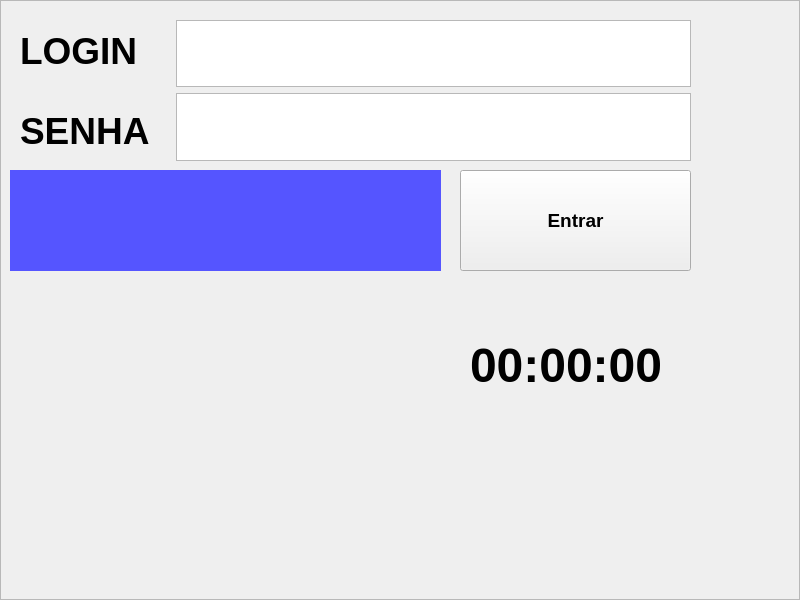
This is view/telaSistema.ui in WalterSilva5/configurar-brilho-linux as Qt 5 draws it before an edit. The edited form follows.
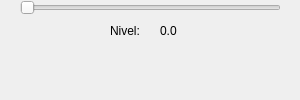
This is the edited form.

Diff of the .ui file:
```diff
--- a/view/telaSistema.ui
+++ b/view/telaSistema.ui
@@ -6,8 +6,8 @@
    <rect>
     <x>0</x>
     <y>0</y>
-    <width>800</width>
-    <height>600</height>
+    <width>300</width>
+    <height>100</height>
    </rect>
   </property>
   <property name="sizePolicy">
@@ -18,198 +18,70 @@
   </property>
   <property name="minimumSize">
    <size>
-    <width>800</width>
-    <height>600</height>
+    <width>300</width>
+    <height>100</height>
    </size>
   </property>
   <property name="maximumSize">
    <size>
-    <width>800</width>
-    <height>600</height>
+    <width>300</width>
+    <height>100</height>
    </size>
   </property>
   <property name="windowTitle">
    <string>Sistema De Debitos</string>
   </property>
   <widget class="QWidget" name="centralwidget">
-   <widget class="QFrame" name="login">
+   <property name="minimumSize">
+    <size>
+     <width>300</width>
+     <height>100</height>
+    </size>
+   </property>
+   <property name="maximumSize">
+    <size>
+     <width>300</width>
+     <height>100</height>
+    </size>
+   </property>
+   <widget class="QSlider" name="brilho">
     <property name="geometry">
      <rect>
-      <x>0</x>
+      <x>20</x>
       <y>0</y>
-      <width>800</width>
-      <height>600</height>
+      <width>261</width>
+      <height>16</height>
      </rect>
     </property>
-    <property name="minimumSize">
-     <size>
-      <width>800</width>
-      <height>600</height>
-     </size>
+    <property name="orientation">
+     <enum>Qt::Horizontal</enum>
     </property>
-    <property name="maximumSize">
-     <size>
-      <width>800</width>
-      <height>600</height>
-     </size>
+   </widget>
+   <widget class="QLabel" name="valor">
+    <property name="geometry">
+     <rect>
+      <x>160</x>
+      <y>20</y>
+      <width>31</width>
+      <height>21</height>
+     </rect>
     </property>
-    <property name="frameShape">
-     <enum>QFrame::StyledPanel</enum>
+    <property name="text">
+     <string>0.0</string>
     </property>
-    <property name="frameShadow">
-     <enum>QFrame::Raised</enum>
+   </widget>
+   <widget class="QLabel" name="nivel">
+    <property name="geometry">
+     <rect>
+      <x>110</x>
+      <y>20</y>
+      <width>67</width>
+      <height>22</height>
+     </rect>
     </property>
-    <widget class="QLabel" name="labelErro">
-     <property name="geometry">
-      <rect>
-       <x>10</x>
-       <y>170</y>
-       <width>431</width>
-       <height>101</height>
-      </rect>
-     </property>
-     <property name="font">
-      <font>
-       <pointsize>18</pointsize>
-       <weight>50</weight>
-       <bold>false</bold>
-      </font>
-     </property>
-     <property name="styleSheet">
-      <string notr="true">background-color: rgb(85, 85, 255);</string>
-     </property>
-     <property name="text">
-      <string/>
-     </property>
-    </widget>
-    <widget class="QLabel" name="labelNome">
-     <property name="geometry">
-      <rect>
-       <x>20</x>
-       <y>20</y>
-       <width>131</width>
-       <height>61</height>
-      </rect>
-     </property>
-     <property name="font">
-      <font>
-       <pointsize>28</pointsize>
-       <weight>75</weight>
-       <bold>true</bold>
-      </font>
-     </property>
-     <property name="text">
-      <string>LOGIN</string>
-     </property>
-    </widget>
-    <widget class="QLabel" name="labelSenha">
-     <property name="geometry">
-      <rect>
-       <x>20</x>
-       <y>100</y>
-       <width>141</width>
-       <height>61</height>
-      </rect>
-     </property>
-     <property name="font">
-      <font>
-       <pointsize>28</pointsize>
-       <weight>75</weight>
-       <bold>true</bold>
-      </font>
-     </property>
-     <property name="text">
-      <string>SENHA</string>
-     </property>
-    </widget>
-    <widget class="QLabel" name="relogio">
-     <property name="geometry">
-      <rect>
-       <x>470</x>
-       <y>320</y>
-       <width>221</width>
-       <height>91</height>
-      </rect>
-     </property>
-     <property name="font">
-      <font>
-       <pointsize>36</pointsize>
-       <weight>75</weight>
-       <bold>true</bold>
-      </font>
-     </property>
-     <property name="text">
-      <string>00:00:00</string>
-     </property>
-    </widget>
-    <widget class="QWidget" name="formLayoutWidget">
-     <property name="geometry">
-      <rect>
-       <x>170</x>
-       <y>20</y>
-       <width>521</width>
-       <height>141</height>
-      </rect>
-     </property>
-     <layout class="QFormLayout" name="formLayout">
-      <item row="1" column="1">
-       <widget class="QTextEdit" name="entradaNome">
-        <property name="font">
-         <font>
-          <pointsize>28</pointsize>
-          <weight>75</weight>
-          <bold>true</bold>
-         </font>
-        </property>
-        <property name="html">
-         <string>&lt;!DOCTYPE HTML PUBLIC &quot;-//W3C//DTD HTML 4.0//EN&quot; &quot;http://www.w3.org/TR/REC-html40/strict.dtd&quot;&gt;
-&lt;html&gt;&lt;head&gt;&lt;meta name=&quot;qrichtext&quot; content=&quot;1&quot; /&gt;&lt;style type=&quot;text/css&quot;&gt;
-p, li { white-space: pre-wrap; }
-&lt;/style&gt;&lt;/head&gt;&lt;body style=&quot; font-family:'MS Shell Dlg 2'; font-size:28pt; font-weight:600; font-style:normal;&quot;&gt;
-&lt;p style=&quot;-qt-paragraph-type:empty; margin-top:0px; margin-bottom:0px; margin-left:0px; margin-right:0px; -qt-block-indent:0; text-indent:0px; font-family:'MS Shell Dlg 2';&quot;&gt;&lt;br /&gt;&lt;/p&gt;&lt;/body&gt;&lt;/html&gt;</string>
-        </property>
-       </widget>
-      </item>
-      <item row="2" column="1">
-       <widget class="QTextEdit" name="entradaSenha">
-        <property name="font">
-         <font>
-          <pointsize>28</pointsize>
-          <weight>75</weight>
-          <bold>true</bold>
-         </font>
-        </property>
-        <property name="html">
-         <string>&lt;!DOCTYPE HTML PUBLIC &quot;-//W3C//DTD HTML 4.0//EN&quot; &quot;http://www.w3.org/TR/REC-html40/strict.dtd&quot;&gt;
-&lt;html&gt;&lt;head&gt;&lt;meta name=&quot;qrichtext&quot; content=&quot;1&quot; /&gt;&lt;style type=&quot;text/css&quot;&gt;
-p, li { white-space: pre-wrap; }
-&lt;/style&gt;&lt;/head&gt;&lt;body style=&quot; font-family:'MS Shell Dlg 2'; font-size:28pt; font-weight:600; font-style:normal;&quot;&gt;
-&lt;p style=&quot;-qt-paragraph-type:empty; margin-top:0px; margin-bottom:0px; margin-left:0px; margin-right:0px; -qt-block-indent:0; text-indent:0px; font-family:'MS Shell Dlg 2';&quot;&gt;&lt;br /&gt;&lt;/p&gt;&lt;/body&gt;&lt;/html&gt;</string>
-        </property>
-       </widget>
-      </item>
-     </layout>
-    </widget>
-    <widget class="QPushButton" name="botaoEntrar">
-     <property name="geometry">
-      <rect>
-       <x>460</x>
-       <y>170</y>
-       <width>231</width>
-       <height>101</height>
-      </rect>
-     </property>
-     <property name="font">
-      <font>
-       <pointsize>14</pointsize>
-       <weight>75</weight>
-       <bold>true</bold>
-      </font>
-     </property>
-     <property name="text">
-      <string>Entrar</string>
-     </property>
-    </widget>
+    <property name="text">
+     <string>Nivel:</string>
+    </property>
    </widget>
   </widget>
  </widget>
```
Left out of the diff: 2 changed lines with no effect on the pictures.
